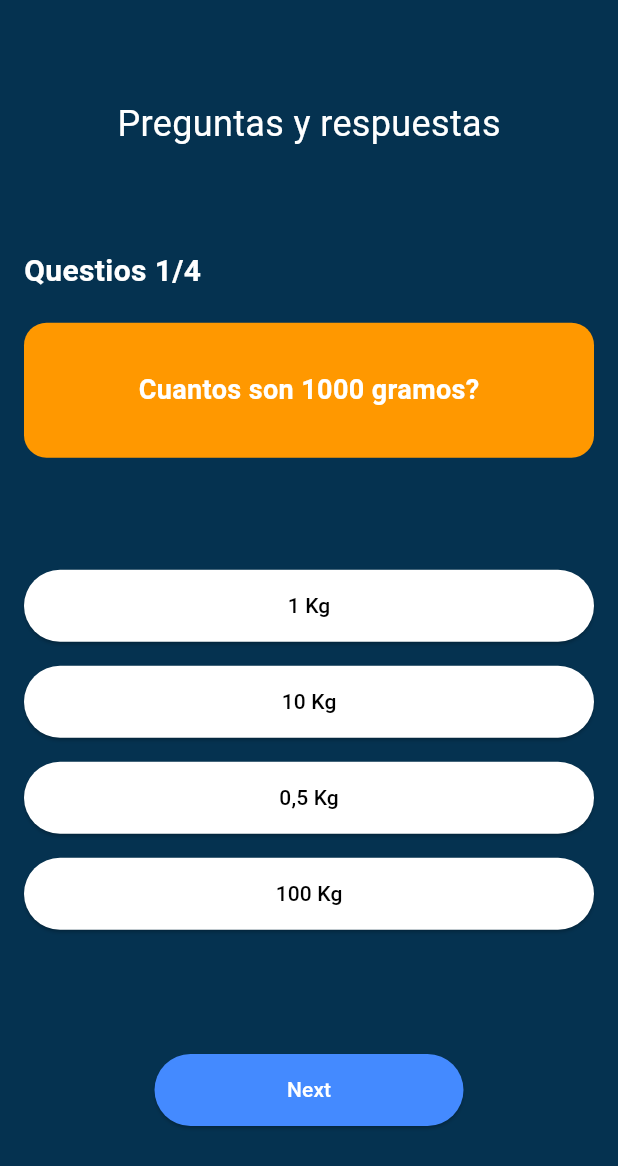
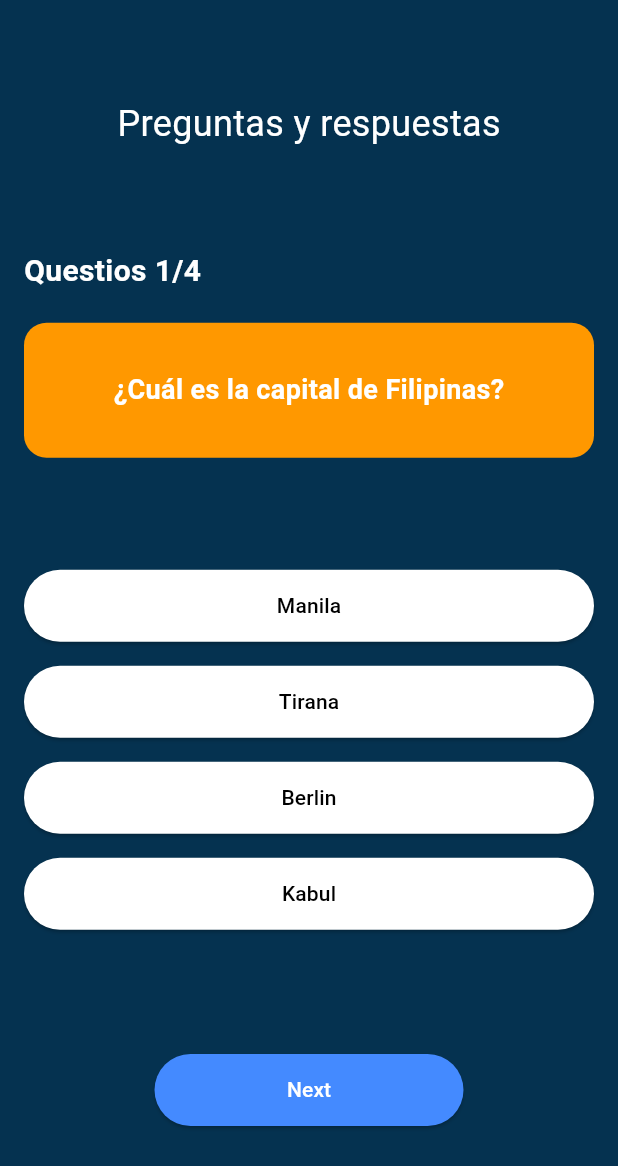
Before and after one commit to gonzaSala/FlutterQuizApp, a Flutter app: the screen it shows after launch, on a phone screen of 412 x 824 dp. Shown: the top 1166 px of the screen. Run offline on Flutter 3.47's test engine with Material 2 defaults, Android fonts, the phone set to English and light mode, and no system bars.

Commit message:
primera version

```diff
--- a/lib/questionModel.dart
+++ b/lib/questionModel.dart
@@ -15,32 +15,32 @@ class answer {
 List<question> getQuestions() {
   List<question> list = [];
   //Agregamos las preguntas y respuestas
-  list.add(question('Cuantos son 1000 gramos?', [
-    answer('1 Kg', true),
-    answer('10 Kg', false),
-    answer('0,5 Kg', false),
-    answer('100 Kg', false),
+  list.add(question('¿Cuál es la capital de Filipinas?', [
+    answer('Manila', true),
+    answer('Tirana', false),
+    answer('Berlin', false),
+    answer('Kabul', false),
   ]));
 
-  list.add(question('Cuantos son 100 gramos?', [
-    answer('1 Kg', false),
-    answer('10 Kg', false),
-    answer('0,1 Kg', true),
-    answer('100 Kg', false),
+  list.add(question('¿Cuál es el río más caudaloso del mundo?', [
+    answer('Yangtsé', false),
+    answer('Orinoco', false),
+    answer('Amazonas', true),
+    answer('Paraná', false),
   ]));
 
-  list.add(question('Cuantos son 10 gramos?', [
-    answer('1 Kg', false),
-    answer('10 Kg', false),
-    answer('0,01 Kg', true),
-    answer('100 Kg', false),
+  list.add(question('¿Cuál es la montaña más alta de Europa?', [
+    answer('Monte Elbrús', true),
+    answer('Mont Blanc', false),
+    answer('Everest', false),
+    answer('Monte Dij-Tau', false),
   ]));
 
-  list.add(question('Cuantos son 10000 gramos?', [
-    answer('1 Kg', false),
-    answer('10 Kg', true),
-    answer('0,5 Kg', false),
-    answer('100 Kg', false),
+  list.add(question('¿En qué país se encuentra el pico Aconcagua?', [
+    answer('Chile', false),
+    answer('Argentina', true),
+    answer('Perú', false),
+    answer('Ecuador', false),
   ]));
 
   return list;
--- a/lib/quiz_screen.dart
+++ b/lib/quiz_screen.dart
@@ -147,8 +147,32 @@ class _QuizScreenState extends State<QuizScreen> {
   }
 
   mostrarScore() {
+    bool aprobado = false;
+
+    if (score >= questionList.length * 0.6) {
+      aprobado = true;
+    }
+
+    String title = aprobado ? 'Aprobaste :,)' : 'No aprobaste :,(';
+
     return AlertDialog(
-      title: Text(score.toString()),
+      title: Text(
+        title + " |Score is $score",
+        style: TextStyle(
+          color: aprobado ? Colors.greenAccent : Colors.redAccent,
+        ),
+      ),
+      content: ElevatedButton(
+        child: const Text("Jugar de nuevo?"),
+        onPressed: () {
+          Navigator.pop(context);
+          setState(() {
+            currentQuestionIndex = 0;
+            score = 0;
+            selectedAnswer = null;
+          });
+        },
+      ),
     );
   }
 }
```
